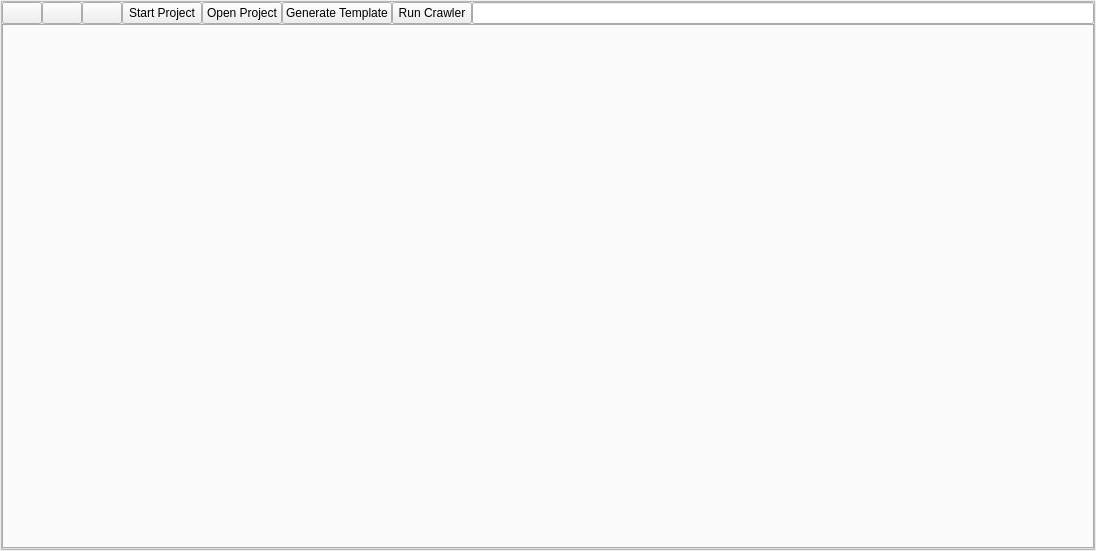
Old version of the form crawley/web_browser/GUI/base.ui in the repository jmg/crawley.
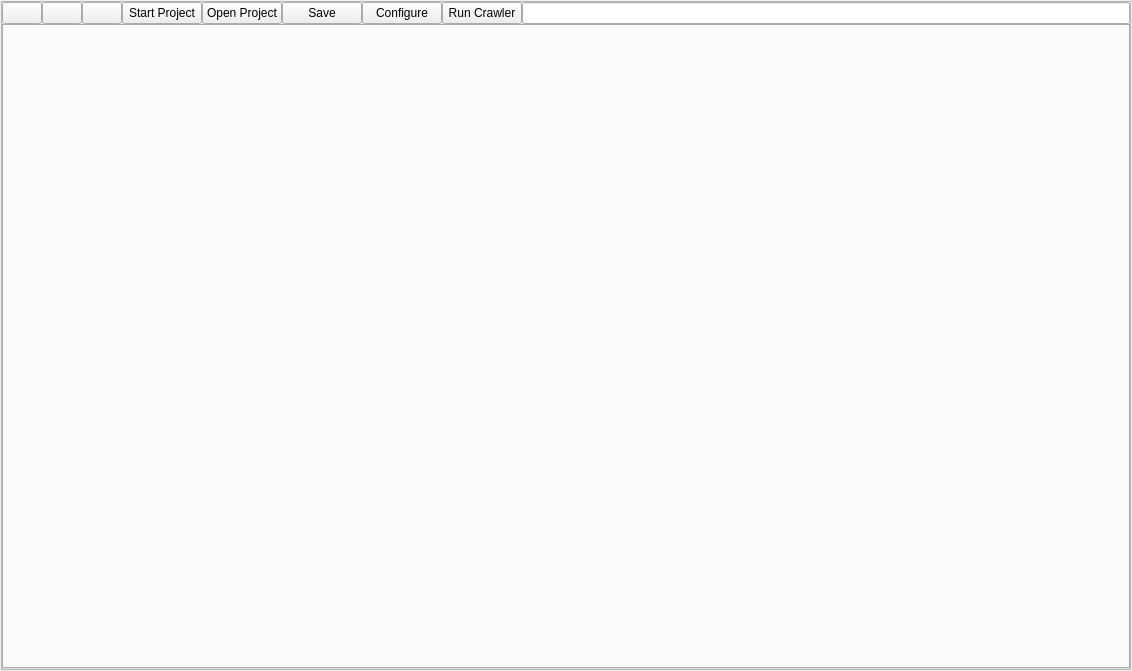
New version of the form.

Patch:
```diff
--- a/crawley/web_browser/GUI/base.ui
+++ b/crawley/web_browser/GUI/base.ui
@@ -6,8 +6,8 @@
    <rect>
     <x>0</x>
     <y>0</y>
-    <width>1096</width>
-    <height>551</height>
+    <width>1132</width>
+    <height>671</height>
    </rect>
   </property>
   <property name="windowTitle">
@@ -90,7 +90,14 @@
          <item>
           <widget class="QPushButton" name="bt_generate">
            <property name="text">
-            <string>Generate Template</string>
+            <string>Save</string>
+           </property>
+          </widget>
+         </item>
+         <item>
+          <widget class="QPushButton" name="bt_configure">
+           <property name="text">
+            <string>Configure</string>
            </property>
           </widget>
          </item>
```
Left out of the diff: 4 changed lines with no effect on the pictures.
